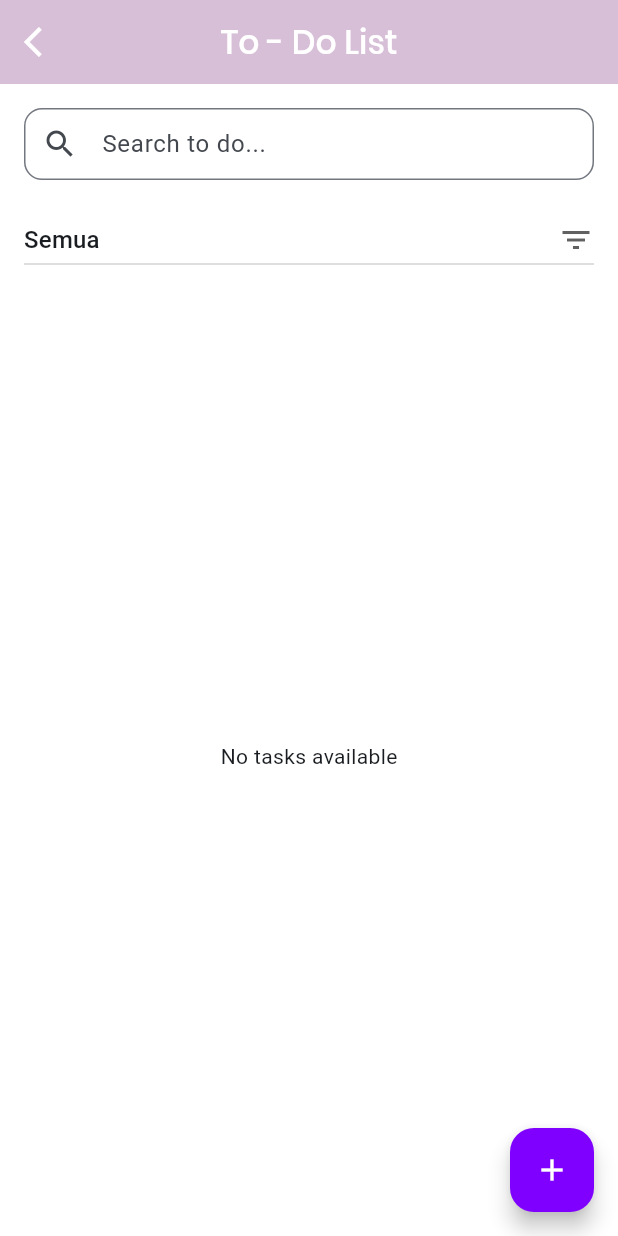
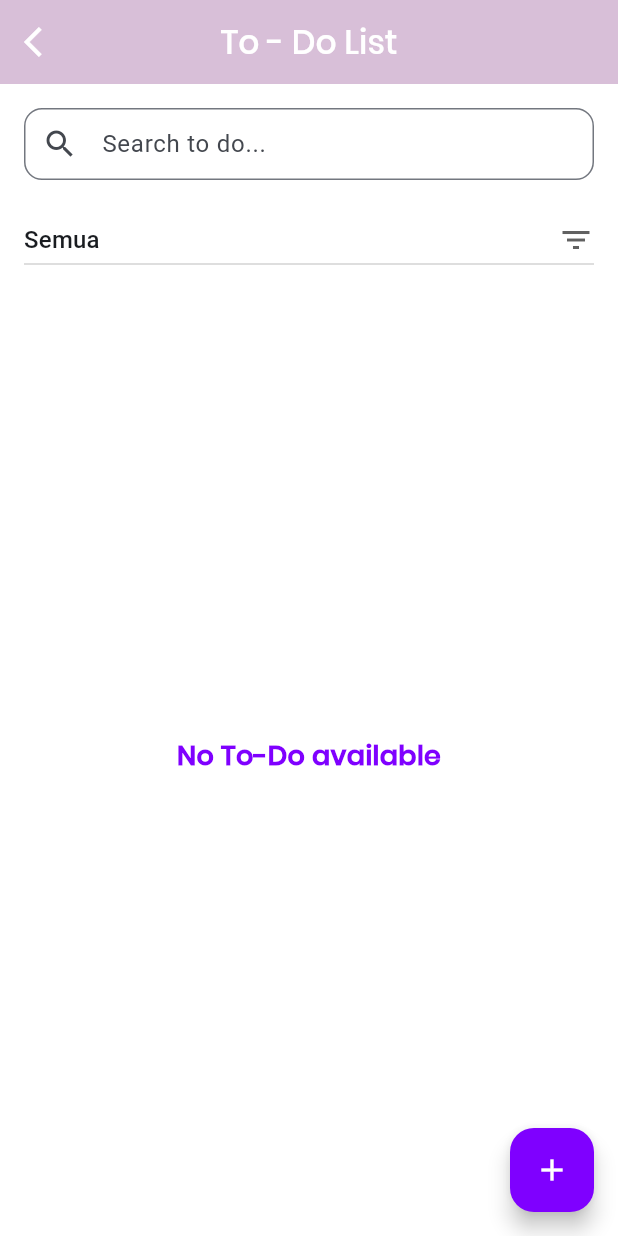
Before and after one commit to Aimmzz/TestHomeAppTodo, a Flutter app: the TodoPage screen opened directly, on a phone screen of 412 x 824 dp. Run offline on Flutter 3.47's test engine with Material 3 defaults, Android fonts, the light colour scheme and no system bars; our stand-ins replace drift; accounts and stored records are empty; generated files the repository leaves out were written again.

Commit message:
ref: refactor app name in manifest and ref tect in todo page

```diff
--- a/lib/screens/todo_page.dart
+++ b/lib/screens/todo_page.dart
@@ -78,7 +78,15 @@ class TodoPage extends StatelessWidget {
                   final todos = todoProvider.todos;
                   if (todos.isEmpty) {
                     return const Center(
-                      child: Text('No tasks available'),
+                      child: Text(
+                        'No To-Do available',
+                        style: TextStyle(
+                          fontFamily: 'Poppins',
+                          fontSize: 18,
+                          fontWeight: FontWeight.w700,
+                          color: ColorValues.purple
+                        ),
+                      ),
                     );
                   }
                   return ListView.builder(
```
Also changed, not shown: 1 other file.
